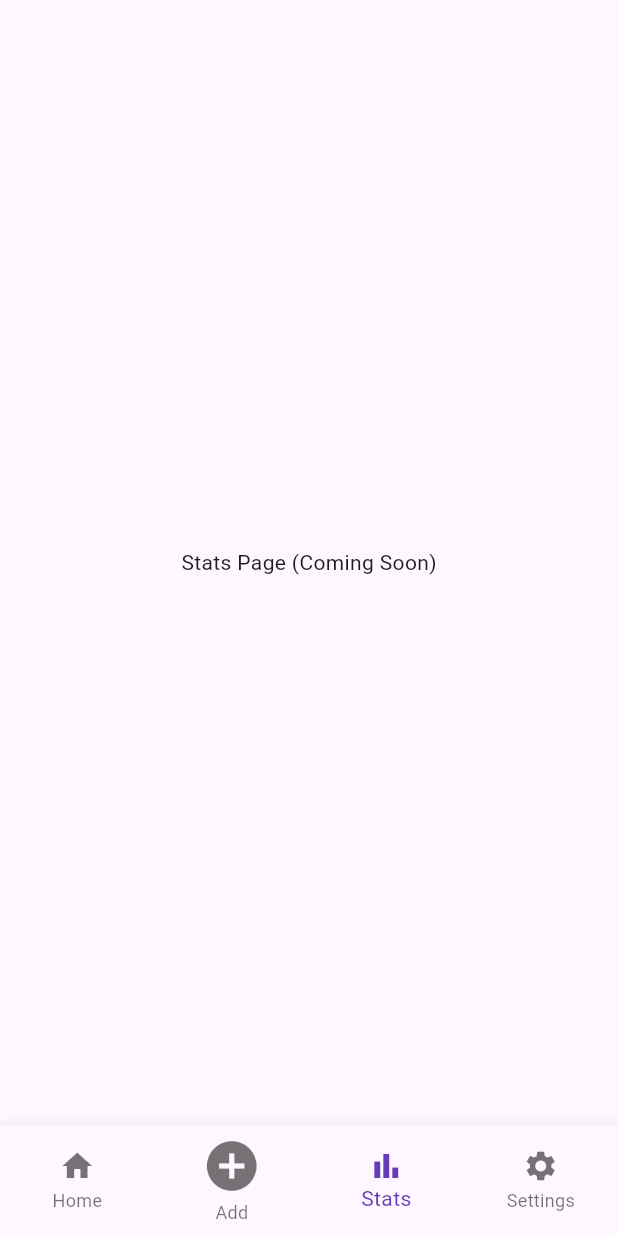
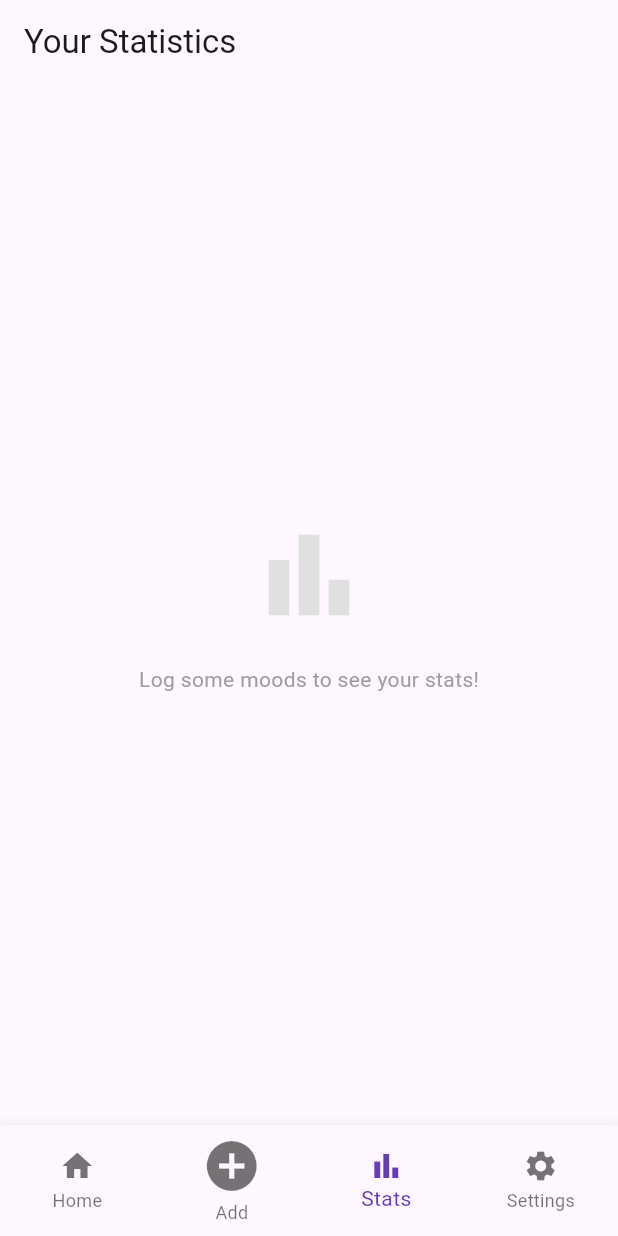
Before and after one commit to amari03/moods, a Flutter app: the DashboardScreen screen opened by its route, item 3 of the bottom bar chosen, on a phone screen of 412 x 824 dp. Run offline on Flutter 3.47's test engine with Material 3 defaults, Android fonts, the phone set to English and light mode, and no system bars; our stand-ins replace emoji_picker_flutter, flutter_colorpicker, go_router, shared_preferences; accounts and stored records are empty; network calls fail.

Commit message:
Stats page was made

```diff
--- a/frontend/lib/screens/dashboard_screen.dart
+++ b/frontend/lib/screens/dashboard_screen.dart
@@ -2,6 +2,7 @@ import 'package:flutter/material.dart';
 import 'package:shared_preferences/shared_preferences.dart';
 import 'package:go_router/go_router.dart';
 import '../api/api_service.dart';
+import 'stats_screen.dart';
 
 class DashboardScreen extends StatefulWidget {
   const DashboardScreen({super.key});
@@ -205,7 +206,7 @@ class _DashboardScreenState extends State<DashboardScreen> {
     final List<Widget> pages = [
       _buildHomeTab(),
       Container(),
-      const Center(child: Text("Stats Page (Coming Soon)")),
+       const StatsScreen(),
       _buildSettingsTab(),
     ];
 
--- /dev/null
+++ b/frontend/lib/screens/stats_screen.dart
@@ -0,0 +1,208 @@
+import 'package:flutter/material.dart';
+import '../api/api_service.dart';
+
+class StatsScreen extends StatefulWidget {
+  const StatsScreen({super.key});
+
+  @override
+  State<StatsScreen> createState() => _StatsScreenState();
+}
+
+class _StatsScreenState extends State<StatsScreen> {
+  late Future<List<dynamic>> _moodsFuture;
+
+  @override
+  void initState() {
+    super.initState();
+    _moodsFuture = ApiService.getMoods();
+  }
+
+  // Helper to parse color string
+  Color _parseColor(String? colorString) {
+    if (colorString == null || colorString.isEmpty) return Colors.deepPurple;
+    try {
+      return Color(int.parse(colorString));
+    } catch (e) {
+      return Colors.deepPurple;
+    }
+  }
+
+  @override
+  Widget build(BuildContext context) {
+    return Scaffold(
+      appBar: AppBar(
+        title: const Text("Your Statistics"),
+        centerTitle: false,
+        automaticallyImplyLeading: false,
+      ),
+      body: FutureBuilder<List<dynamic>>(
+        future: _moodsFuture,
+        builder: (context, snapshot) {
+          if (snapshot.connectionState == ConnectionState.waiting) {
+            return const Center(child: CircularProgressIndicator());
+          }
+
+          if (snapshot.hasError || !snapshot.hasData || snapshot.data!.isEmpty) {
+            return _buildEmptyStats();
+          }
+
+          final moods = snapshot.data!;
+          final totalCount = moods.length;
+          final topEmojis = _getTopEmojis(moods);
+          final colorStats = _getColorStats(moods);
+
+          return SingleChildScrollView(
+            padding: const EdgeInsets.all(20.0),
+            child: Column(
+              children: [
+                // 1. TOTAL COUNT CARD
+                _buildTotalCard(totalCount),
+                const SizedBox(height: 20),
+
+                // 2. TOP EMOJIS CARD
+                _buildTopEmojisCard(topEmojis),
+                const SizedBox(height: 20),
+
+                // 3. COLOR PALETTE CARD
+                _buildColorPaletteCard(colorStats, totalCount),
+              ],
+            ),
+          );
+        },
+      ),
+    );
+  }
+
+  Widget _buildEmptyStats() {
+    return Center(
+      child: Column(
+        mainAxisAlignment: MainAxisAlignment.center,
+        children: [
+          Icon(Icons.bar_chart, size: 80, color: Colors.grey.shade300),
+          const SizedBox(height: 20),
+          const Text("Log some moods to see your stats!", style: TextStyle(color: Colors.grey)),
+        ],
+      ),
+    );
+  }
+
+  Widget _buildTotalCard(int count) {
+    return Container(
+      padding: const EdgeInsets.all(20),
+      width: double.infinity,
+      decoration: BoxDecoration(
+        gradient: LinearGradient(colors: [Colors.deepPurple.shade400, Colors.deepPurple.shade200]),
+        borderRadius: BorderRadius.circular(20),
+        boxShadow: [
+          BoxShadow(
+            // FIX: Use .withValues(alpha: ...) instead of .withOpacity(...)
+            color: Colors.deepPurple.withValues(alpha: 0.3),
+            blurRadius: 10,
+            offset: const Offset(0, 5)
+          )
+        ],
+      ),
+      child: Column(
+        children: [
+          const Text("Total Moods Logged", style: TextStyle(color: Colors.white70, fontSize: 16)),
+          const SizedBox(height: 5),
+          Text(
+            "$count",
+            style: const TextStyle(color: Colors.white, fontSize: 40, fontWeight: FontWeight.bold)
+          ),
+        ],
+      ),
+    );
+  }
+
+  Widget _buildTopEmojisCard(List<MapEntry<String, int>> topEmojis) {
+    return Card(
+      elevation: 2,
+      shape: RoundedRectangleBorder(borderRadius: BorderRadius.circular(20)),
+      child: Padding(
+        padding: const EdgeInsets.all(20.0),
+        child: Column(
+          crossAxisAlignment: CrossAxisAlignment.start,
+          children: [
+            const Text("Your Top Vibes", style: TextStyle(fontSize: 18, fontWeight: FontWeight.bold)),
+            const SizedBox(height: 15),
+            Row(
+              mainAxisAlignment: MainAxisAlignment.spaceAround,
+              children: topEmojis.map((entry) {
+                return Column(
+                  children: [
+                    Text(entry.key, style: const TextStyle(fontSize: 40)), // The Emoji
+                    const SizedBox(height: 5),
+                    Text("${entry.value} times", style: TextStyle(color: Colors.grey.shade600, fontSize: 12)),
+                  ],
+                );
+              }).toList(),
+            ),
+          ],
+        ),
+      ),
+    );
+  }
+
+  Widget _buildColorPaletteCard(Map<String, int> colorStats, int total) {
+    return Card(
+      elevation: 2,
+      shape: RoundedRectangleBorder(borderRadius: BorderRadius.circular(20)),
+      child: Padding(
+        padding: const EdgeInsets.all(20.0),
+        child: Column(
+          crossAxisAlignment: CrossAxisAlignment.start,
+          children: [
+            const Text("Your Mood Palette", style: TextStyle(fontSize: 18, fontWeight: FontWeight.bold)),
+            const SizedBox(height: 15),
+            // Custom Progress Bar Stack
+            ClipRRect(
+              borderRadius: BorderRadius.circular(10),
+              child: SizedBox(
+                height: 30,
+                child: Row(
+                  children: colorStats.entries.map((entry) {
+                    final color = _parseColor(entry.key);
+                    final percentage = entry.value / total;
+                    return Expanded(
+                      flex: (percentage * 100).toInt(),
+                      child: Container(color: color),
+                    );
+                  }).toList(),
+                ),
+              ),
+            ),
+            const SizedBox(height: 10),
+            Text("Based on the colors you pick for your notes.", style: TextStyle(color: Colors.grey.shade500, fontSize: 12, fontStyle: FontStyle.italic)),
+          ],
+        ),
+      ),
+    );
+  }
+
+  // --- LOGIC HELPERS ---
+
+  List<MapEntry<String, int>> _getTopEmojis(List<dynamic> moods) {
+    final map = <String, int>{};
+    for (var m in moods) {
+      final emoji = m['emoji'] ?? "❓";
+      map[emoji] = (map[emoji] ?? 0) + 1;
+    }
+    // Sort descending
+    final sortedEntries = map.entries.toList()
+      ..sort((a, b) => b.value.compareTo(a.value));
+    // Take top 3
+    return sortedEntries.take(3).toList();
+  }
+
+  Map<String, int> _getColorStats(List<dynamic> moods) {
+    final map = <String, int>{};
+    for (var m in moods) {
+      final color = m['color'] ?? "";
+      if (color.isNotEmpty) {
+        map[color] = (map[color] ?? 0) + 1;
+      }
+    }
+    return map;
+  }
+}
```
